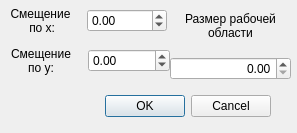
Before: the Qt Designer form resources/ui/create_space.ui in SPC-project/Regular-Divider, drawn with Qt 5.
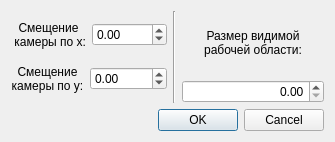
After: the same form once the commit is applied.

The edit to the form file:
```diff
--- a/resources/ui/create_space.ui
+++ b/resources/ui/create_space.ui
@@ -6,44 +6,25 @@
    <rect>
     <x>0</x>
     <y>0</y>
-    <width>297</width>
-    <height>133</height>
+    <width>335</width>
+    <height>142</height>
    </rect>
   </property>
   <property name="windowTitle">
    <string>Создание рабочей области</string>
   </property>
-  <widget class="QDialogButtonBox" name="buttonBox">
-   <property name="geometry">
-    <rect>
-     <x>90</x>
-     <y>90</y>
-     <width>181</width>
-     <height>32</height>
-    </rect>
-   </property>
-   <property name="orientation">
-    <enum>Qt::Horizontal</enum>
-   </property>
-   <property name="standardButtons">
-    <set>QDialogButtonBox::Cancel|QDialogButtonBox::Ok</set>
-   </property>
-  </widget>
-  <widget class="QWidget" name="horizontalLayoutWidget">
-   <property name="geometry">
-    <rect>
-     <x>0</x>
-     <y>0</y>
-     <width>167</width>
-     <height>41</height>
-    </rect>
-   </property>
+  <layout class="QVBoxLayout" name="verticalLayout_3">
+   <item>
+    <layout class="QHBoxLayout" name="horizontalLayout_3">
+     <item>
+      <layout class="QVBoxLayout" name="verticalLayout_2">
+       <item>
    <layout class="QHBoxLayout" name="horizontalLayout">
     <item>
      <widget class="QLabel" name="label">
       <property name="text">
        <string>Смещение
- по x:</string>
+ камеры по x:</string>
       </property>
       <property name="alignment">
        <set>Qt::AlignCenter</set>
@@ -61,22 +42,14 @@
      </widget>
     </item>
    </layout>
-  </widget>
-  <widget class="QWidget" name="horizontalLayoutWidget_2">
-   <property name="geometry">
-    <rect>
-     <x>0</x>
-     <y>40</y>
-     <width>170</width>
-     <height>41</height>
-    </rect>
-   </property>
+       </item>
+       <item>
    <layout class="QHBoxLayout" name="horizontalLayout_2">
     <item>
      <widget class="QLabel" name="label_2">
       <property name="text">
        <string>Смещение
-по y:</string>
+камеры по y:</string>
       </property>
       <property name="alignment">
        <set>Qt::AlignCenter</set>
@@ -94,22 +67,23 @@
      </widget>
     </item>
    </layout>
-  </widget>
-  <widget class="QWidget" name="verticalLayoutWidget">
-   <property name="geometry">
-    <rect>
-     <x>170</x>
-     <y>0</y>
-     <width>121</width>
-     <height>80</height>
-    </rect>
-   </property>
+       </item>
+      </layout>
+     </item>
+     <item>
+      <widget class="Line" name="line">
+       <property name="orientation">
+        <enum>Qt::Vertical</enum>
+       </property>
+      </widget>
+     </item>
+     <item>
    <layout class="QVBoxLayout" name="verticalLayout">
     <item>
      <widget class="QLabel" name="label_width">
       <property name="text">
-       <string>Размер рабочей
-области</string>
+          <string>Размер видимой
+рабочей области:</string>
       </property>
       <property name="alignment">
        <set>Qt::AlignCenter</set>
@@ -124,7 +98,20 @@
      </widget>
     </item>
    </layout>
-  </widget>
+     </item>
+    </layout>
+   </item>
+   <item>
+    <widget class="QDialogButtonBox" name="buttonBox">
+     <property name="orientation">
+      <enum>Qt::Horizontal</enum>
+     </property>
+     <property name="standardButtons">
+      <set>QDialogButtonBox::Cancel|QDialogButtonBox::Ok</set>
+     </property>
+    </widget>
+   </item>
+  </layout>
  </widget>
  <tabstops>
   <tabstop>size</tabstop>
```
Left out of the diff: 11 changed lines with no effect on the pictures. Lines whose indentation alone changed are shown as unchanged.
